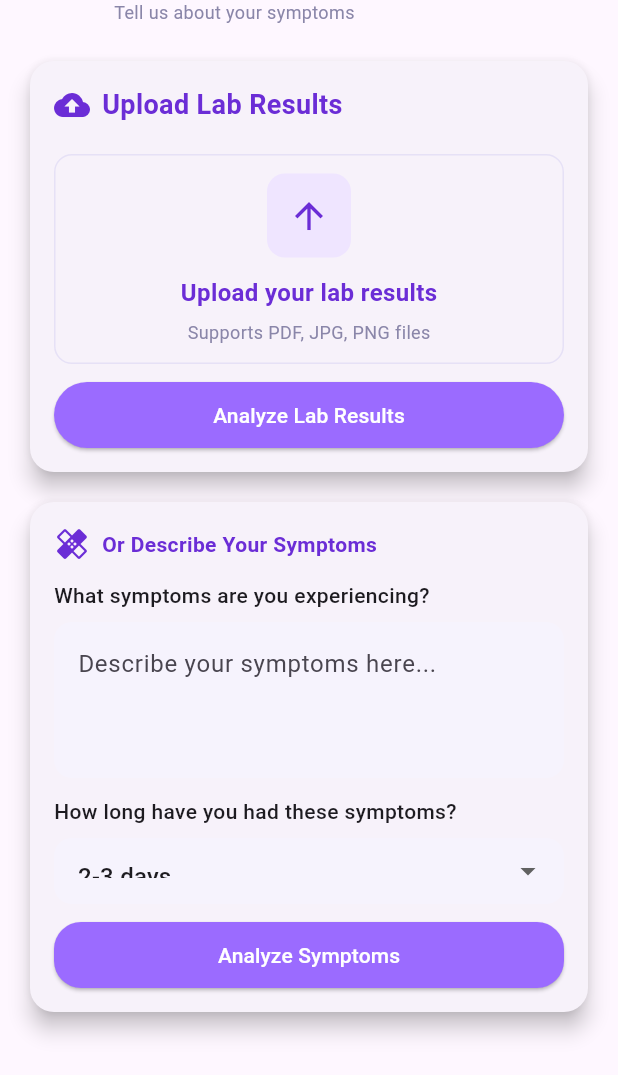
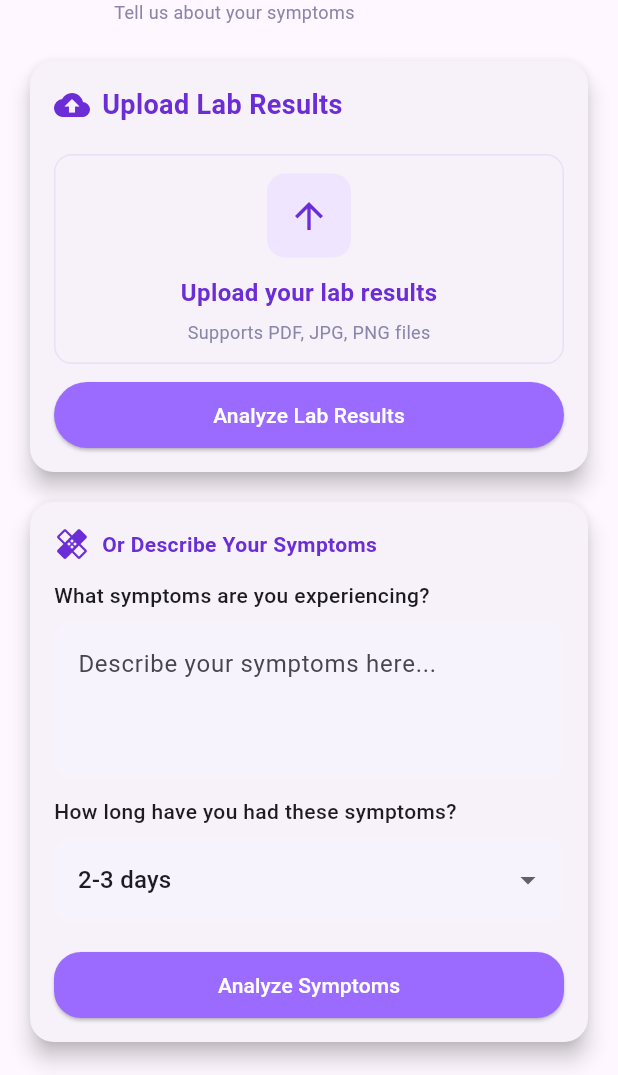
Before and after one commit to Mohamed8Zanaty/Last-Minute-App, a Flutter app: the screen it shows after launch, on a phone screen of 412 x 824 dp, the part 161-1236 px from its top. Run offline on Flutter 3.47's test engine with Material 3 defaults, Android fonts, the light colour scheme and no system bars.

```diff
--- a/lib/screens/ai_health_check_page.dart
+++ b/lib/screens/ai_health_check_page.dart
@@ -218,7 +218,7 @@ class _SymptomDescribeCardState extends State<_SymptomDescribeCard> {
           const Text('How long have you had these symptoms?', style: TextStyle(fontWeight: FontWeight.w500)),
           const SizedBox(height: 8),
           SizedBox(
-            height: 44,
+            height: 64,
             child: DropdownButtonFormField<String>(
               value: _selected,
               decoration: InputDecoration(
```
